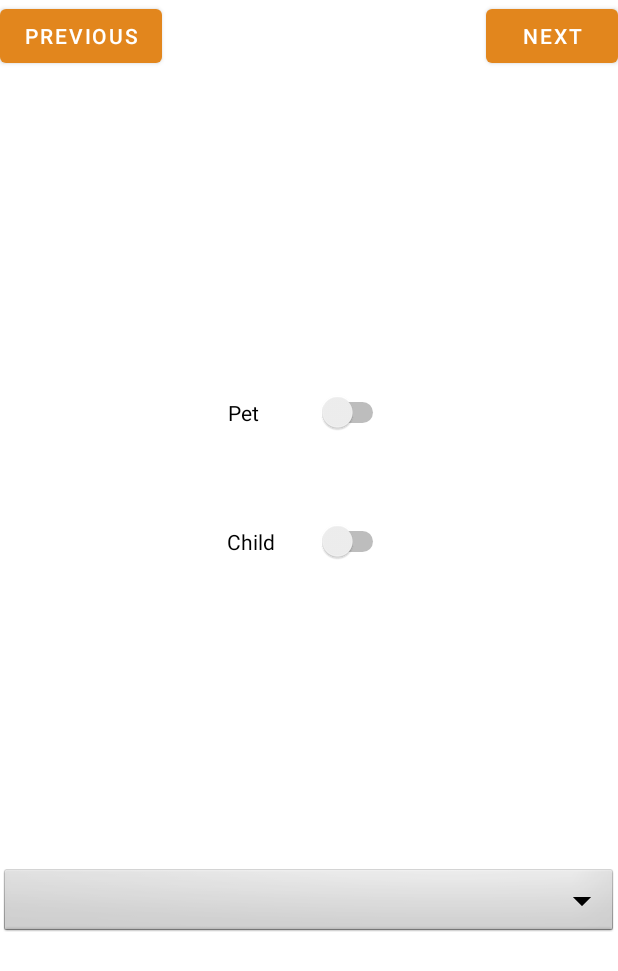
After one commit to ili0n/Shuttle-Mobile, an Android app: the OrderActivity screen opened directly, with no data from a screen before it, on a phone screen of 412 x 824 dp. The commit adds this screen. Shown: the top 971 px of the screen. Run offline under Robolectric (Android 15) with nearby library versions, the light colour scheme and no system bars.

Commit message:
added gui for ride order step view

```diff
--- a/Shuttle-mobile/app/build.gradle
+++ b/Shuttle-mobile/app/build.gradle
@@ -50,4 +50,7 @@ dependencies {
     implementation "androidx.lifecycle:lifecycle-viewmodel-ktx:$lifecycle_version"
 
     implementation 'com.github.acefalobi:android-stepper:0.3.0'
+
+    implementation 'com.github.shuhart:stepview:1.5.1'
+
 }
--- a/Shuttle-mobile/app/src/main/java/com/example/shuttlemobile/passenger/fragments/PassengerHome.java
+++ b/Shuttle-mobile/app/src/main/java/com/example/shuttlemobile/passenger/fragments/PassengerHome.java
@@ -2,6 +2,7 @@ package com.example.shuttlemobile.passenger.fragments;
 
 import static android.content.Context.INPUT_METHOD_SERVICE;
 
+import android.content.Intent;
 import android.location.Address;
 import android.location.Geocoder;
 import android.location.Location;
@@ -22,6 +23,7 @@ import com.example.shuttlemobile.R;
 import com.example.shuttlemobile.common.GenericUserFragment;
 import com.example.shuttlemobile.common.GenericUserMapFragment;
 import com.example.shuttlemobile.common.SessionContext;
+import com.example.shuttlemobile.passenger.orderride.OrderActivity;
 import com.mapbox.geojson.Point;
 
 import java.io.IOException;
@@ -91,6 +93,8 @@ public class PassengerHome extends GenericUserMapFragment {
             @Override
             public void onClick(View view) {
                 // Order route, create activity, send departure and destination through intent.
+                Intent i = new Intent(getActivity(), OrderActivity.class);
+                startActivity(i);
                 Toast.makeText(PassengerHome.this.getActivity(), "Order", Toast.LENGTH_SHORT).show();
             }
         });
--- /dev/null
+++ b/Shuttle-mobile/app/src/main/java/com/example/shuttlemobile/passenger/orderride/OrderActivity.java
@@ -0,0 +1,130 @@
+package com.example.shuttlemobile.passenger.orderride;
+
+import androidx.annotation.NonNull;
+import androidx.annotation.Nullable;
+import androidx.appcompat.app.AppCompatActivity;
+import androidx.fragment.app.Fragment;
+import androidx.fragment.app.FragmentManager;
+import androidx.fragment.app.FragmentTransaction;
+
+import android.content.Context;
+import android.os.Bundle;
+import android.util.AttributeSet;
+import android.view.View;
+import android.widget.Button;
+
+import com.example.shuttlemobile.R;
+import com.example.shuttlemobile.common.GenericUserActivity;
+import com.example.shuttlemobile.common.SessionContext;
+import com.example.shuttlemobile.passenger.Passenger;
+import com.example.shuttlemobile.passenger.orderride.fragments.ConfirmationFragment;
+import com.example.shuttlemobile.passenger.orderride.fragments.InviteFragment;
+import com.example.shuttlemobile.passenger.orderride.fragments.RidePropertiesFragment;
+import com.example.shuttlemobile.passenger.orderride.fragments.ScheduleRide;
+
+import java.util.HashMap;
+import java.util.Map;
+
+public class OrderActivity extends AppCompatActivity {
+    int step = 0;
+    int MAX_STEP = 3;
+    private Button btnNext;
+    private Button btnPrevious;
+    private final String STACK_FRAGMENTS = "UserActivityFragment";
+    protected Map<Integer, Fragment> fragments = new HashMap<>();
+    private Fragment currentFragment;
+    protected SessionContext session;
+
+
+    @Override
+    protected void onCreate(Bundle savedInstanceState) {
+        super.onCreate(savedInstanceState);
+        setContentView(R.layout.activity_order);
+        initViewElements(getWindow().getDecorView().getRootView());
+
+        session = new SessionContext();
+        session.setUser(new Passenger(
+                "", "", "", "", "", "", "", false, true
+        ));
+
+        initializeFragmentMap();
+    }
+
+
+    void previousStep() {
+        step--;
+        if (step < 0) step = 0;
+        changeStep();
+    }
+
+    void nextStep() {
+        step++;
+        if (step > 3) step = MAX_STEP;
+        changeStep();
+    }
+
+    protected void changeStep() {
+
+        Fragment f = fragments.get(this.step);
+        if (f != null) {
+            setVisibleFragment(f);
+        }
+    }
+
+
+    protected int getFragmentFrameId() {
+        return R.id.order_fragment_view;
+    }
+
+
+    protected void initializeFragmentMap() {
+        fragments.put(0, RidePropertiesFragment.newInstance(session));
+        fragments.put(1, InviteFragment.newInstance(session));
+        fragments.put(2, ScheduleRide.newInstance(session));
+        fragments.put(3, ConfirmationFragment.newInstance(session));
+    }
+
+
+    protected Fragment getDefaultFragment() {
+        return fragments.get(R.id.toolbar_home);
+    }
+
+
+    private void initViewElements(View view) {
+        btnNext = view.findViewById(R.id.next_button);
+        btnPrevious = view.findViewById(R.id.previous_button);
+
+        btnNext.setOnClickListener(view1 -> {
+            nextStep();
+        });
+
+        btnPrevious.setOnClickListener(view12 -> {
+            previousStep();
+        });
+    }
+
+
+    protected final void setVisibleFragment(Fragment fragment) {
+        FragmentTransaction fragmentTransaction = getSupportFragmentManager()
+                .beginTransaction()
+                .setTransition(FragmentTransaction.TRANSIT_FRAGMENT_OPEN)
+                .setReorderingAllowed(true)
+                .replace(getFragmentFrameId(), fragment);
+        fragmentTransaction.addToBackStack(STACK_FRAGMENTS);
+        fragmentTransaction.commit();
+        currentFragment = fragment;
+    }
+
+
+    @Override
+    public void onBackPressed() {
+        FragmentManager fm = getSupportFragmentManager();
+
+        if (currentFragment == getDefaultFragment()) {
+            super.onBackPressed();
+        } else {
+            fm.popBackStack(STACK_FRAGMENTS, FragmentManager.POP_BACK_STACK_INCLUSIVE);
+            setVisibleFragment(getDefaultFragment());
+        }
+    }
+}
--- /dev/null
+++ b/Shuttle-mobile/app/src/main/java/com/example/shuttlemobile/passenger/orderride/fragments/ConfirmationFragment.java
@@ -0,0 +1,61 @@
+package com.example.shuttlemobile.passenger.orderride.fragments;
+
+import android.os.Bundle;
+
+import androidx.fragment.app.Fragment;
+
+import android.view.LayoutInflater;
+import android.view.View;
+import android.view.ViewGroup;
+
+import com.example.shuttlemobile.R;
+import com.example.shuttlemobile.common.GenericUserFragment;
+import com.example.shuttlemobile.common.SessionContext;
+import com.example.shuttlemobile.driver.fragments.DriverHistory;
+
+/**
+ * A simple {@link Fragment} subclass.
+ * Use the {@link ConfirmationFragment#newInstance} factory method to
+ * create an instance of this fragment.
+ */
+public class ConfirmationFragment extends Fragment {
+
+    // TODO: Rename parameter arguments, choose names that match
+    // the fragment initialization parameters, e.g. ARG_ITEM_NUMBER
+    private static final String ARG_PARAM1 = "param1";
+    private static final String ARG_PARAM2 = "param2";
+
+    // TODO: Rename and change types of parameters
+    private String mParam1;
+    private String mParam2;
+
+    public ConfirmationFragment() {
+        // Required empty public constructor
+    }
+
+
+    // TODO: Rename and change types and number of parameters
+    public static ConfirmationFragment newInstance(SessionContext session) {
+        ConfirmationFragment fragment = new ConfirmationFragment();
+        Bundle bundle = new Bundle();
+        bundle.putSerializable(GenericUserFragment.KEY_SESSION, session);
+        fragment.setArguments(bundle);
+        return fragment;
+    }
+
+    @Override
+    public void onCreate(Bundle savedInstanceState) {
+        super.onCreate(savedInstanceState);
+        if (getArguments() != null) {
+            mParam1 = getArguments().getString(ARG_PARAM1);
+            mParam2 = getArguments().getString(ARG_PARAM2);
+        }
+    }
+
+    @Override
+    public View onCreateView(LayoutInflater inflater, ViewGroup container,
+                             Bundle savedInstanceState) {
+        // Inflate the layout for this fragment
+        return inflater.inflate(R.layout.fragment_confirmation, container, false);
+    }
+}
--- /dev/null
+++ b/Shuttle-mobile/app/src/main/java/com/example/shuttlemobile/passenger/orderride/fragments/InviteFragment.java
@@ -0,0 +1,58 @@
+package com.example.shuttlemobile.passenger.orderride.fragments;
+
+import android.os.Bundle;
+
+import androidx.fragment.app.Fragment;
+
+import android.view.LayoutInflater;
+import android.view.View;
+import android.view.ViewGroup;
+
+import com.example.shuttlemobile.R;
+import com.example.shuttlemobile.common.GenericUserFragment;
+import com.example.shuttlemobile.common.SessionContext;
+
+/**
+ * A simple {@link Fragment} subclass.
+ * Use the {@link InviteFragment#newInstance} factory method to
+ * create an instance of this fragment.
+ */
+public class InviteFragment extends Fragment {
+
+    // TODO: Rename parameter arguments, choose names that match
+    // the fragment initialization parameters, e.g. ARG_ITEM_NUMBER
+    private static final String ARG_PARAM1 = "param1";
+    private static final String ARG_PARAM2 = "param2";
+
+    // TODO: Rename and change types of parameters
+    private String mParam1;
+    private String mParam2;
+
+    public InviteFragment() {
+        // Required empty public constructor
+    }
+
+    public static InviteFragment newInstance(SessionContext session) {
+        InviteFragment fragment = new InviteFragment();
+        Bundle bundle = new Bundle();
+        bundle.putSerializable(GenericUserFragment.KEY_SESSION, session);
+        fragment.setArguments(bundle);
+        return fragment;
+    }
+
+    @Override
+    public void onCreate(Bundle savedInstanceState) {
+        super.onCreate(savedInstanceState);
+        if (getArguments() != null) {
+            mParam1 = getArguments().getString(ARG_PARAM1);
+            mParam2 = getArguments().getString(ARG_PARAM2);
+        }
+    }
+
+    @Override
+    public View onCreateView(LayoutInflater inflater, ViewGroup container,
+                             Bundle savedInstanceState) {
+        // Inflate the layout for this fragment
+        return inflater.inflate(R.layout.fragment_invite, container, false);
+    }
+}
--- /dev/null
+++ b/Shuttle-mobile/app/src/main/java/com/example/shuttlemobile/passenger/orderride/fragments/RidePropertiesFragment.java
@@ -0,0 +1,58 @@
+package com.example.shuttlemobile.passenger.orderride.fragments;
+
+import android.os.Bundle;
+
+import androidx.fragment.app.Fragment;
+
+import android.view.LayoutInflater;
+import android.view.View;
+import android.view.ViewGroup;
+
+import com.example.shuttlemobile.R;
+import com.example.shuttlemobile.common.GenericUserFragment;
+import com.example.shuttlemobile.common.SessionContext;
+
+/**
+ * A simple {@link Fragment} subclass.
+ * Use the {@link RidePropertiesFragment#newInstance} factory method to
+ * create an instance of this fragment.
+ */
+public class RidePropertiesFragment extends Fragment {
+
+    // TODO: Rename parameter arguments, choose names that match
+    // the fragment initialization parameters, e.g. ARG_ITEM_NUMBER
+    private static final String ARG_PARAM1 = "param1";
+    private static final String ARG_PARAM2 = "param2";
+
+    // TODO: Rename and change types of parameters
+    private String mParam1;
+    private String mParam2;
+
+    public RidePropertiesFragment() {
+        // Required empty public constructor
+    }
+    // TODO: Rename and change types and number of parameters
+    public static RidePropertiesFragment newInstance(SessionContext session) {
+        RidePropertiesFragment fragment = new RidePropertiesFragment();
+        Bundle bundle = new Bundle();
+        bundle.putSerializable(GenericUserFragment.KEY_SESSION, session);
+        fragment.setArguments(bundle);
+        return fragment;
+    }
+
+    @Override
+    public void onCreate(Bundle savedInstanceState) {
+        super.onCreate(savedInstanceState);
+        if (getArguments() != null) {
+            mParam1 = getArguments().getString(ARG_PARAM1);
+            mParam2 = getArguments().getString(ARG_PARAM2);
+        }
+    }
+
+    @Override
+    public View onCreateView(LayoutInflater inflater, ViewGroup container,
+                             Bundle savedInstanceState) {
+        // Inflate the layout for this fragment
+        return inflater.inflate(R.layout.fragment_ride_properties, container, false);
+    }
+}
--- /dev/null
+++ b/Shuttle-mobile/app/src/main/java/com/example/shuttlemobile/passenger/orderride/fragments/ScheduleRide.java
@@ -0,0 +1,59 @@
+package com.example.shuttlemobile.passenger.orderride.fragments;
+
+import android.os.Bundle;
+
+import androidx.fragment.app.Fragment;
+
+import android.view.LayoutInflater;
+import android.view.View;
+import android.view.ViewGroup;
+
+import com.example.shuttlemobile.R;
+import com.example.shuttlemobile.common.GenericUserFragment;
+import com.example.shuttlemobile.common.SessionContext;
+
+/**
+ * A simple {@link Fragment} subclass.
+ * Use the {@link ScheduleRide#newInstance} factory method to
+ * create an instance of this fragment.
+ */
+public class ScheduleRide extends Fragment {
+
+    // TODO: Rename parameter arguments, choose names that match
+    // the fragment initialization parameters, e.g. ARG_ITEM_NUMBER
+    private static final String ARG_PARAM1 = "param1";
+    private static final String ARG_PARAM2 = "param2";
+
+    // TODO: Rename and change types of parameters
+    private String mParam1;
+    private String mParam2;
+
+    public ScheduleRide() {
+        // Required empty public constructor
+    }
+
+    // TODO: Rename and change types and number of parameters
+    public static ScheduleRide newInstance(SessionContext session) {
+        ScheduleRide fragment = new ScheduleRide();
+        Bundle bundle = new Bundle();
+        bundle.putSerializable(GenericUserFragment.KEY_SESSION, session);
+        fragment.setArguments(bundle);
+        return fragment;
+    }
+
+    @Override
+    public void onCreate(Bundle savedInstanceState) {
+        super.onCreate(savedInstanceState);
+        if (getArguments() != null) {
+            mParam1 = getArguments().getString(ARG_PARAM1);
+            mParam2 = getArguments().getString(ARG_PARAM2);
+        }
+    }
+
+    @Override
+    public View onCreateView(LayoutInflater inflater, ViewGroup container,
+                             Bundle savedInstanceState) {
+        // Inflate the layout for this fragment
+        return inflater.inflate(R.layout.fragment_schedule_ride, container, false);
+    }
+}
--- a/Shuttle-mobile/app/src/main/java/com/example/shuttlemobile/util/Utils.java
+++ b/Shuttle-mobile/app/src/main/java/com/example/shuttlemobile/util/Utils.java
@@ -10,7 +10,7 @@ import android.util.TypedValue;
 import androidx.core.content.ContextCompat;
 
 public class Utils {
-    public static final String ServerOrigin = "http://192.168.0.8:8080/";
+    public static final String ServerOrigin = "http://192.168.0.34:8080/";
 
     private Utils() {}
 
--- /dev/null
+++ b/Shuttle-mobile/app/src/main/res/layout/activity_order.xml
@@ -0,0 +1,34 @@
+<?xml version="1.0" encoding="utf-8"?>
+<androidx.constraintlayout.widget.ConstraintLayout xmlns:android="http://schemas.android.com/apk/res/android"
+    xmlns:app="http://schemas.android.com/apk/res-auto"
+    xmlns:tools="http://schemas.android.com/tools"
+    android:layout_width="match_parent"
+    android:layout_height="match_parent"
+    tools:context=".passenger.orderride.OrderActivity"
+    android:id="@+id/order_activity_layout">
+    <Button
+        android:id="@+id/previous_button"
+        android:layout_width="wrap_content"
+        android:layout_height="wrap_content"
+        android:text="Previous"
+        app:layout_constraintStart_toStartOf="parent"
+        app:layout_constraintTop_toTopOf="parent" />
+
+    <Button
+        android:id="@+id/next_button"
+        android:layout_width="wrap_content"
+        android:layout_height="wrap_content"
+        android:text="Next"
+        app:layout_constraintEnd_toEndOf="parent"
+        app:layout_constraintTop_toTopOf="parent" />
+
+    <androidx.fragment.app.FragmentContainerView
+        android:id="@+id/order_fragment_view"
+        android:name="com.example.shuttlemobile.passenger.orderride.fragments.RidePropertiesFragment"
+        android:layout_width="fill_parent"
+        android:layout_height="736dp"
+        app:layout_constraintBottom_toBottomOf="parent"
+        app:layout_constraintStart_toStartOf="parent"
+        tools:layout="@layout/fragment_ride_properties" />
+
+</androidx.constraintlayout.widget.ConstraintLayout>
--- /dev/null
+++ b/Shuttle-mobile/app/src/main/res/layout/fragment_ride_properties.xml
@@ -0,0 +1,49 @@
+<?xml version="1.0" encoding="utf-8"?>
+<FrameLayout xmlns:android="http://schemas.android.com/apk/res/android"
+    xmlns:app="http://schemas.android.com/apk/res-auto"
+    xmlns:tools="http://schemas.android.com/tools"
+    android:layout_width="match_parent"
+    android:layout_height="match_parent"
+    tools:context=".passenger.orderride.fragments.RidePropertiesFragment">
+
+    <androidx.constraintlayout.widget.ConstraintLayout
+        android:layout_width="match_parent"
+        android:layout_height="match_parent">
+
+        <Switch
+            android:id="@+id/switch2"
+            android:layout_width="107dp"
+            android:layout_height="54dp"
+            android:text="Pet"
+            app:layout_constraintBottom_toBottomOf="parent"
+            app:layout_constraintEnd_toEndOf="parent"
+            app:layout_constraintHorizontal_bias="0.498"
+            app:layout_constraintStart_toStartOf="parent"
+            app:layout_constraintTop_toTopOf="parent"
+            app:layout_constraintVertical_bias="0.235" />
+
+        <Switch
+            android:id="@+id/switch3"
+            android:layout_width="108dp"
+            android:layout_height="35dp"
+            android:text="Child"
+            app:layout_constraintBottom_toBottomOf="parent"
+            app:layout_constraintEnd_toEndOf="parent"
+            app:layout_constraintHorizontal_bias="0.498"
+            app:layout_constraintStart_toStartOf="parent"
+            app:layout_constraintTop_toBottomOf="@+id/switch2"
+            app:layout_constraintVertical_bias="0.085" />
+
+        <Spinner
+            android:id="@+id/vehicle_type_spinner"
+            android:layout_width="match_parent"
+            android:layout_height="wrap_content"
+            android:background="@android:drawable/btn_dropdown"
+            android:spinnerMode="dropdown"
+            app:layout_constraintBottom_toBottomOf="parent"
+            app:layout_constraintStart_toStartOf="parent"
+            app:layout_constraintTop_toBottomOf="@+id/switch3" />
+
+
+    </androidx.constraintlayout.widget.ConstraintLayout>
+</FrameLayout>
--- a/Shuttle-mobile/gradle.properties
+++ b/Shuttle-mobile/gradle.properties
@@ -19,3 +19,4 @@ android.useAndroidX=true
 # resources declared in the library itself and none from the library's dependencies,
 # thereby reducing the size of the R class for that library
 android.nonTransitiveRClass=true
+MAPBOX_DOWNLOADS_TOKEN=sk.eyJ1Ijoic3YyNSIsImEiOiJjbGJzMDJ2c2Iwd2hqM3ZtdjZpYjM2amRuIn0.PYa5SPyZw6p_zvUAnzqDYA
```
Also changed, not shown: Shuttle-mobile/app/src/main/AndroidManifest.xml (+9 -2 lines), Shuttle-mobile/app/src/main/res/layout/fragment_confirmation.xml (added, +24 -0 lines), Shuttle-mobile/app/src/main/res/layout/fragment_invite.xml (added, +44 -0 lines), Shuttle-mobile/app/src/main/res/layout/fragment_schedule_ride.xml (added, +62 -0 lines), Shuttle-mobile/app/src/main/res/layout/invite_item.xml (added, +20 -0 lines), Shuttle-mobile/app/src/main/res/values/arrays.xml (+8 -0 lines).
